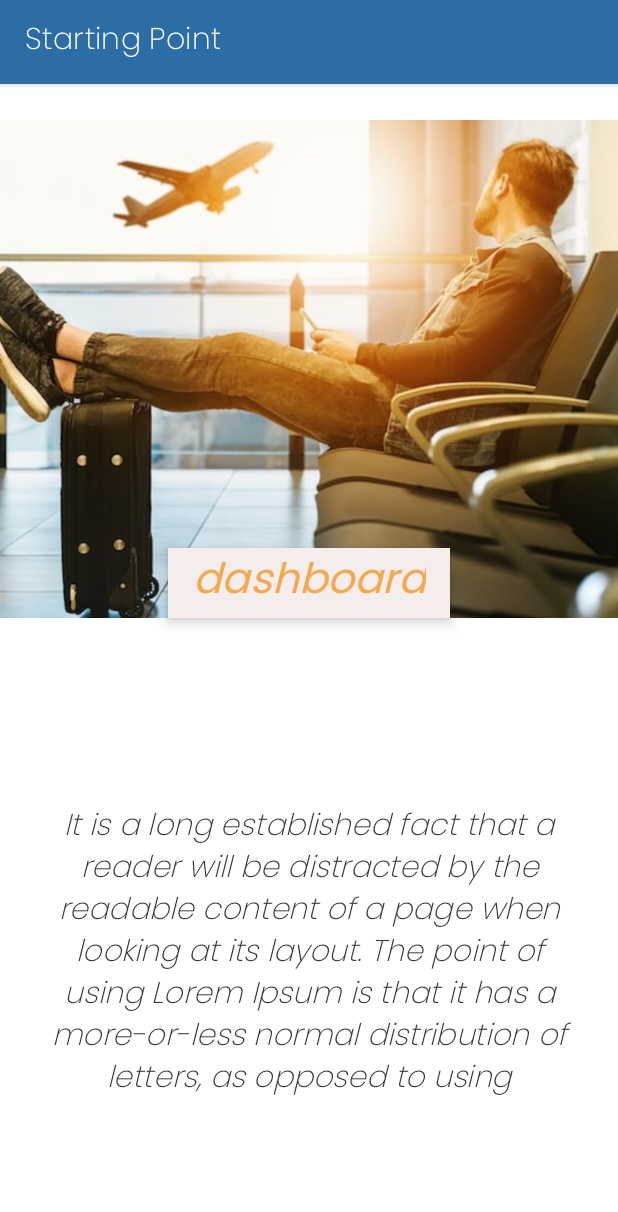
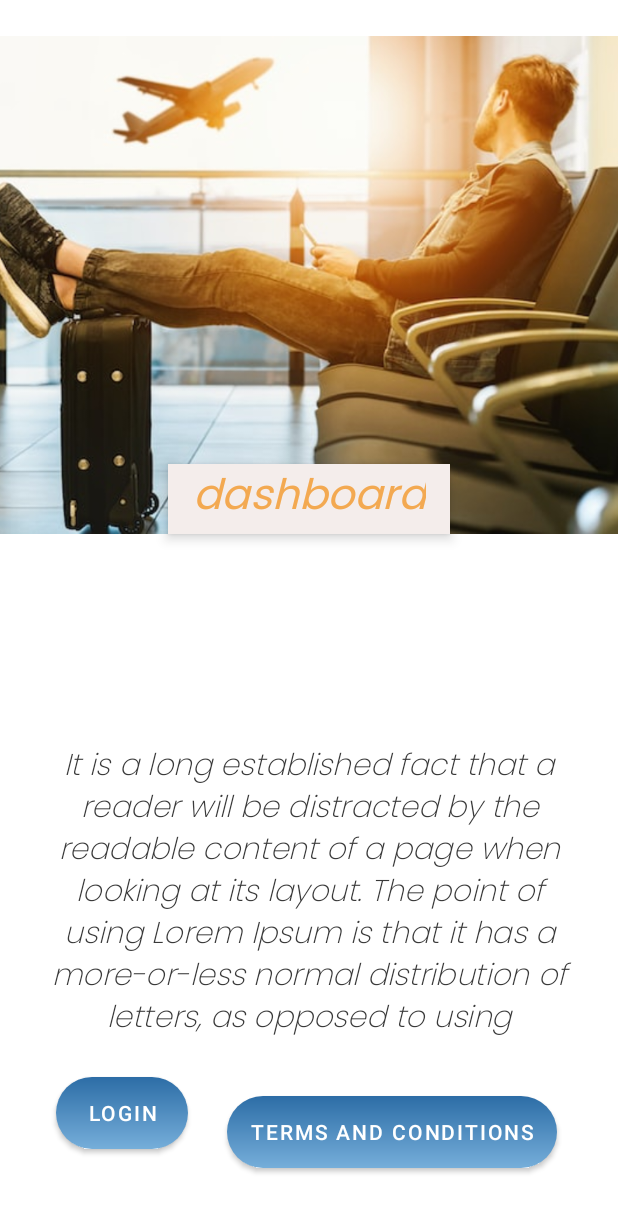
Before and after one commit to jcrodyar87/starting-point-android, an Android app: the DashboardActivity screen opened directly, with no data from a screen before it, on a phone screen of 412 x 824 dp. Shown: the top 1212 px of the screen. Run offline under Robolectric (Android 15) with nearby library versions, the phone set to English and light mode, and no system bars.

Commit message:
Add style noactionbar

```diff
--- a/app/src/main/java/com/jcry87/startingpoint/DashboardActivity.java
+++ b/app/src/main/java/com/jcry87/startingpoint/DashboardActivity.java
@@ -2,13 +2,34 @@ package com.jcry87.startingpoint;
 
 import androidx.appcompat.app.AppCompatActivity;
 
+import android.content.Intent;
 import android.os.Bundle;
+import android.view.View;
+import android.widget.Button;
 
-public class DashboardActivity extends AppCompatActivity {
+public class DashboardActivity extends AppCompatActivity implements View.OnClickListener {
 
     @Override
     protected void onCreate(Bundle savedInstanceState) {
         super.onCreate(savedInstanceState);
         setContentView(R.layout.activity_dashboard);
+
+        Button btnLogin = findViewById(R.id.btnLogin);
+        Button btnTermsAndConditions = findViewById(R.id.btnTermsAndConditions);
+        btnLogin.setOnClickListener(this);
+        btnTermsAndConditions.setOnClickListener(this);
+    }
+
+    @Override
+    public void onClick(View view) {
+        switch (view.getId())
+        {
+            case R.id.btnLogin:
+                startActivity(new Intent(this, LoginActivity.class));
+                break;
+            case R.id.btnTermsAndConditions:
+                startActivity(new Intent(this, TermsAndConditionsActivity.class));
+                break;
+        }
     }
 }
--- /dev/null
+++ b/app/src/main/res/drawable/bg_button.xml
@@ -0,0 +1,8 @@
+<?xml version="1.0" encoding="utf-8"?>
+<shape xmlns:android="http://schemas.android.com/apk/res/android"
+    android:shape="rectangle">
+    <gradient android:startColor="@color/color_1"
+        android:endColor="@color/color_2" android:angle="-90"></gradient>
+    <!--<solid android:color="@color/color_1"></solid>-->
+    <corners android:radius="50dp"></corners>
+</shape>
--- a/app/src/main/res/layout/activity_dashboard.xml
+++ b/app/src/main/res/layout/activity_dashboard.xml
@@ -31,17 +31,48 @@
         app:layout_constraintBottom_toBottomOf="@+id/imageView2"
         app:layout_constraintEnd_toEndOf="parent"
         app:layout_constraintHorizontal_bias="0.5"
-        app:layout_constraintStart_toStartOf="parent" />
+        app:layout_constraintStart_toStartOf="parent"
+        tools:ignore="TextContrastCheck" />
 
     <TextView
         android:id="@+id/textView5"
         style="@style/description"
         android:layout_width="353dp"
         android:layout_height="198dp"
+        android:layout_marginBottom="24dp"
         android:text="It is a long established fact that a reader will be distracted by the readable content of a page when looking at its layout. The point of using Lorem Ipsum is that it has a more-or-less normal distribution of letters, as opposed to using 'Content here, content here', making it look like readable English."
         app:layout_constraintBottom_toBottomOf="parent"
         app:layout_constraintEnd_toEndOf="parent"
         app:layout_constraintHorizontal_bias="0.5"
         app:layout_constraintStart_toStartOf="parent"
         app:layout_constraintTop_toBottomOf="@+id/imageView2" />
+
+    <Button
+        android:id="@+id/btnLogin"
+        style="@style/btn_normal"
+        android:layout_width="wrap_content"
+        android:layout_height="wrap_content"
+        android:layout_marginBottom="8dp"
+        android:background="@drawable/bg_button"
+        android:text="@string/login"
+        app:layout_constraintBottom_toBottomOf="parent"
+        app:layout_constraintEnd_toStartOf="@+id/btnTermsAndConditions"
+        app:layout_constraintHorizontal_bias="0.586"
+        app:layout_constraintStart_toStartOf="parent"
+        app:layout_constraintTop_toBottomOf="@+id/textView5"
+        app:layout_constraintVertical_bias="0.333" />
+
+    <Button
+        android:id="@+id/btnTermsAndConditions"
+        style="@style/btn_normal"
+        android:layout_width="wrap_content"
+        android:layout_height="wrap_content"
+        android:layout_marginBottom="8dp"
+        android:background="@drawable/bg_button"
+        android:text="@string/terms_and_conditions"
+        app:layout_constraintBottom_toBottomOf="parent"
+        app:layout_constraintEnd_toEndOf="parent"
+        app:layout_constraintHorizontal_bias="0.787"
+        app:layout_constraintStart_toStartOf="parent"
+        app:layout_constraintTop_toBottomOf="@+id/textView5" />
 </androidx.constraintlayout.widget.ConstraintLayout>
--- a/app/src/main/res/layout/activity_main.xml
+++ b/app/src/main/res/layout/activity_main.xml
@@ -58,14 +58,15 @@
 
     <Button
         android:id="@+id/btnEnter"
+        style="@style/btn_normal"
         android:layout_width="wrap_content"
         android:layout_height="wrap_content"
+        android:background="@drawable/bg_button"
         android:text="@string/enter"
         app:layout_constraintBottom_toTopOf="@+id/textView3"
         app:layout_constraintEnd_toEndOf="parent"
         app:layout_constraintHorizontal_bias="0.5"
         app:layout_constraintStart_toStartOf="parent"
-        app:layout_constraintTop_toBottomOf="@+id/textView2"
-        style="@style/btn_primary" />
+        app:layout_constraintTop_toBottomOf="@+id/textView2" />
 
 </androidx.constraintlayout.widget.ConstraintLayout>
--- a/app/src/main/res/values/strings.xml
+++ b/app/src/main/res/values/strings.xml
@@ -5,4 +5,7 @@
     <string name="copyright">2022 All right reserved</string>
     <string name="enter">enter</string>
     <string name="dashboard">dashboard</string>
+    <string name="back">back</string>
+    <string name="login">Login</string>
+    <string name="terms_and_conditions">Terms and conditions</string>
 </resources>
--- a/app/src/main/res/values/styles.xml
+++ b/app/src/main/res/values/styles.xml
@@ -20,4 +20,14 @@
         <item name="android:textSize">20sp</item>
         <item name="android:textStyle">italic</item>
     </style>
+
+    <style name="btn_normal">
+        <item name="backgroundTint">@null</item>
+        <item name="background">@drawable/bg_button</item>
+        <item name="android:paddingTop">5dp</item>
+        <item name="android:paddingBottom">5dp</item>
+        <item name="android:paddingLeft">15dp</item>
+        <item name="android:paddingRight">15dp</item>
+        <item name="android:textColor">@color/white</item>
+    </style>
 </resources>
--- a/app/src/main/res/values/themes.xml
+++ b/app/src/main/res/values/themes.xml
@@ -13,5 +13,11 @@
         <item name="android:statusBarColor">?attr/colorPrimaryVariant</item>
         <!-- Customize your theme here. -->
         <item name="android:textViewStyle">@style/description</item>
+        <item name="android:buttonStyle">@style/btn_normal</item>
+    </style>
+
+    <style name="Theme.StartingPoint.NoActionBar">
+        <item name="windowNoTitle">true</item>
+        <item name="windowActionBar">false</item>
     </style>
 </resources>
```
Also changed, not shown: app/src/main/AndroidManifest.xml (+28 -2 lines), app/src/main/java/com/jcry87/startingpoint/LoginActivity.java (added, +14 -0 lines), app/src/main/java/com/jcry87/startingpoint/SplashActivity.java (added, +14 -0 lines), app/src/main/java/com/jcry87/startingpoint/TermsAndConditionsActivity.java (added, +14 -0 lines), app/src/main/res/layout/activity_login.xml (added, +9 -0 lines), app/src/main/res/layout/activity_splash.xml (added, +9 -0 lines), app/src/main/res/layout/activity_terms_and_conditions.xml (added, +9 -0 lines).
